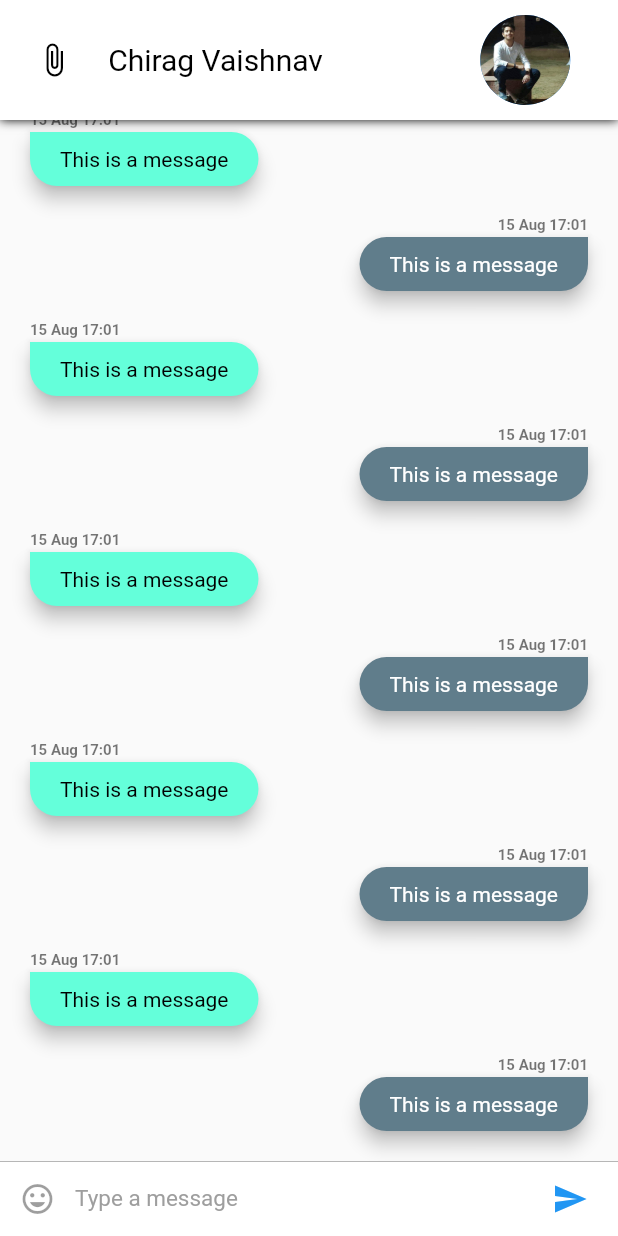
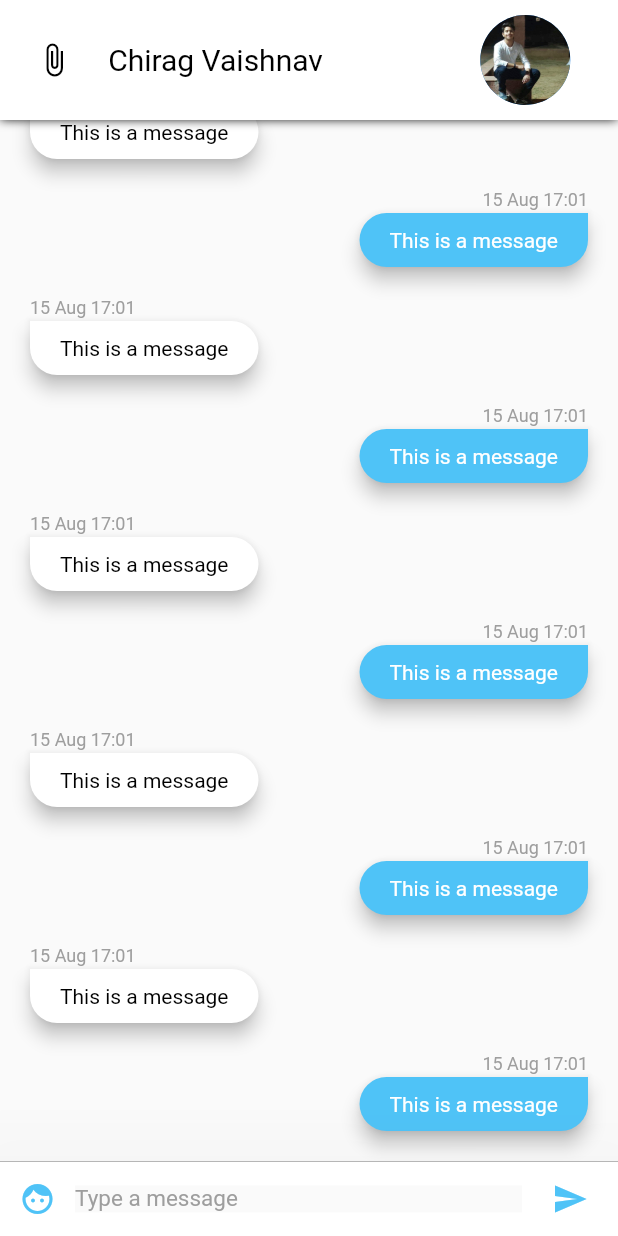
Before and after one commit to cv692001/Flash-Chat, a Flutter app: the screen it shows after launch, on a phone screen of 412 x 824 dp. Run offline on Flutter 3.47's test engine with Material 2 defaults, Android fonts, the phone set to English and light mode, and no system bars; missing offline and left inert: rubber.

Commit message:
Added BottomSheet with ChatList and some UI changes

```diff
--- a/lib/config/color_palette.dart
+++ b/lib/config/color_palette.dart
@@ -2,15 +2,17 @@ import 'package:flutter/material.dart';
 
 // Color palette for the app
 class Palette{
-  static Color primaryColor = Colors.blue;
+  static Color primaryColor = Colors.white;
+  static Color accentColor =  Color(0xff4fc3f7);
   static Color secondaryColor = Colors.black;
   static Color primaryTextColor = Colors.black;
   static Color secondaryTextColor = Colors.black87;
   static Color primaryBackgroundColor = Colors.white;
-  static Color selfMessageBackgroundColor = Colors.blueGrey;
-  static Color otherMessageBackgroundColor = Colors.tealAccent;
+  static Color selfMessageBackgroundColor = Color(0xff4fc3f7);
+  static Color otherMessageBackgroundColor = Colors.white;
   static Color selfMessageColor = Colors.white;
   static Color otherMessageColor = Color(0xff3f3f3f);
   static Color greyColor = Colors.grey;
   static Color timeColor = Colors.black54;
+  static Color chatBackgroundColor = Color(0xfffafafa);
 }
--- /dev/null
+++ b/lib/config/style.dart
@@ -0,0 +1,20 @@
+import 'package:flutter/material.dart';
+
+import 'color_palette.dart';
+
+class Styles{
+  static TextStyle textHeading = TextStyle(
+      color: Palette.primaryTextColor,
+      fontSize: 20); // Text style for the name
+  static TextStyle subHeading = TextStyle(
+      color: Palette.primaryTextColor,
+      fontSize: 14);
+  static TextStyle text = TextStyle(
+      color: Palette.secondaryTextColor);
+  static TextStyle subText = TextStyle(
+      color: Palette.greyColor);
+  static TextStyle date = TextStyle(
+      color: Palette.greyColor,
+      fontSize: 12.0,
+      fontStyle: FontStyle.normal);
+}
--- a/lib/main.dart
+++ b/lib/main.dart
@@ -1,5 +1,9 @@
 import 'package:flutter/material.dart';
 import 'pages/ConversationPageList.dart';
+import 'package:flash_chat/pages/ConversationPageSlide.dart';
+import 'package:flash_chat/pages/ConversationBottomSheet.dart';
+import 'package:flash_chat/pages/ConversationPage.dart';
+import 'config/color_palette.dart';
 
 void main() => runApp(Messio());
 
@@ -12,7 +16,7 @@ class Messio extends StatelessWidget {
       theme: ThemeData(
         primarySwatch: Colors.blue,
       ),
-      home: ConversationPageList(),
+      home: ConversationPageSlide(),
     );
   }
 }
--- a/lib/pages/ConversationPage.dart
+++ b/lib/pages/ConversationPage.dart
@@ -1,7 +1,9 @@
+import 'package:flash_chat/config/color_palette.dart';
 import 'package:flutter/material.dart';
 import 'package:flash_chat/widgets/InputWidget.dart';
 import 'package:flash_chat/widgets/ChatAppBar.dart';
 import 'package:flash_chat/widgets/ChatListWidget.dart';
+import 'package:flash_chat/pages/ConversationBottomSheet.dart';
 
 class ConversationPage extends StatefulWidget {
   @override
@@ -10,22 +12,38 @@ class ConversationPage extends StatefulWidget {
 }
 
 class _ConversationPageState extends State<ConversationPage> {
+  final GlobalKey<ScaffoldState> _scaffoldKey = new GlobalKey<ScaffoldState>();
   @override
   Widget build(BuildContext context) {
     return SafeArea(
       child: Scaffold(
+        key: _scaffoldKey,
         appBar: ChatAppBar(),
-        body: Stack(
+        body: Container(
+          color: Palette.chatBackgroundColor,
+          child: Stack(
             children: <Widget>[
               Column(
                 children: <Widget>[
                   ChatListWidget(),
-                InputWidget(),
+                  GestureDetector(
+                      child: InputWidget(),
+                      onPanUpdate: (details) {
+                        if (details.delta.dy <0) {
+                          _scaffoldKey.currentState
+                              .showBottomSheet<void>((BuildContext context) {
+                            return ConversationBottomSheet();
+                          }
+                          );
+
+                        }
+                      })
                 ],
               )
             ],
           ),
         ),
+      ),
     );
   }
 }
--- /dev/null
+++ b/lib/pages/ConversationPageSlide.dart
@@ -0,0 +1,36 @@
+import 'package:flutter/material.dart';
+import 'package:rubber/rubber.dart';
+import 'ConversationPage.dart';
+
+class ConversationPageSlide extends StatefulWidget {
+
+  @override
+  _ConversationPageSlideState createState() => _ConversationPageSlideState();
+
+  const ConversationPageSlide();
+}
+
+class _ConversationPageSlideState extends State<ConversationPageSlide> with SingleTickerProviderStateMixin {
+  var controller;
+
+  @override
+  void initState() {
+    controller = RubberAnimationController(
+      vsync: this,
+    );
+    super.initState();
+  }
+
+  @override
+  Widget build(BuildContext context) {
+
+    return PageView(
+      children: <Widget>[
+        ConversationPage(),
+        ConversationPage(),
+        ConversationPage()
+      ],
+    );
+
+  }
+}
--- a/lib/widgets/ChatAppBar.dart
+++ b/lib/widgets/ChatAppBar.dart
@@ -1,5 +1,5 @@
 import 'dart:ui';
-
+import 'package:flash_chat/config/style.dart';
 import 'package:flutter/material.dart';
 import 'package:flash_chat/config/assets.dart';
 import 'package:flash_chat/config/color_palette.dart';
@@ -9,8 +9,7 @@ class ChatAppBar extends StatelessWidget implements PreferredSizeWidget{
   const ChatAppBar();
   @override
   Widget build(BuildContext context) {
-    var textHeading = TextStyle(color: Palette.primaryTextColor,fontSize: 20,);
-    var textStyle = TextStyle(color: Palette.secondaryTextColor);
+
 
     return Material(
       child: Container(
@@ -19,6 +18,7 @@ class ChatAppBar extends StatelessWidget implements PreferredSizeWidget{
             BoxShadow(
               color: Colors.black,
               blurRadius : 5.0,
+                spreadRadius: 0.1
             )
           ]
         ),
@@ -48,7 +48,7 @@ class ChatAppBar extends StatelessWidget implements PreferredSizeWidget{
                                 mainAxisAlignment: MainAxisAlignment.center,
                                 mainAxisSize: MainAxisSize.min,
                                 children: <Widget>[
-                                  Text('Chirag Vaishnav', style: textHeading),
+                                  Text('Chirag Vaishnav', style: Styles.textHeading),
                                 ],
                               ),),),
 
--- a/lib/widgets/ChatItemWidget.dart
+++ b/lib/widgets/ChatItemWidget.dart
@@ -1,6 +1,7 @@
 import 'package:flutter/material.dart';
 import 'package:flash_chat/config/color_palette.dart';
 import 'package:intl/intl.dart';
+import 'package:flash_chat/config/style.dart';
 
 
 class ChatItemWidget extends StatelessWidget {
@@ -30,10 +31,7 @@ class ChatItemWidget extends StatelessWidget {
                 child: Text(
                   DateFormat('dd MMM kk:mm')
                       .format(DateTime.fromMillisecondsSinceEpoch(1565888474278)),
-                  style: TextStyle(
-                      color: Palette.timeColor,
-                      fontSize: 10.0,
-                      fontWeight: FontWeight.bold),
+                  style: Styles.date,
                 ),
               ),
               Material(
--- a/lib/widgets/InputWidget.dart
+++ b/lib/widgets/InputWidget.dart
@@ -1,58 +1,76 @@
+import 'package:flash_chat/pages/ConversationBottomSheet.dart';
 import 'package:flutter/material.dart';
 import 'package:flash_chat/config/color_palette.dart';
 
 class InputWidget extends StatelessWidget {
-  final TextEditingController textEditingController = new TextEditingController();
+  final TextEditingController textEditingController = TextEditingController();
+
   InputWidget();
-
 
   @override
   Widget build(BuildContext context) {
-    return Container(
-      width: double.infinity,
-      height: 50.0,
-      decoration: new BoxDecoration(
-          border: new Border(
-              top: new BorderSide(color: Palette.greyColor, width: 0.5)),
-          color: Colors.white),
-      child: Row(
-        children: <Widget>[
-          Material(
-            child: Container(
-              margin: EdgeInsets.symmetric(horizontal: 1),
-              child: IconButton(
-                icon: Icon(Icons.insert_emoticon),
-                onPressed: null,
-                color: Palette.primaryColor
+    return Material(
+        elevation: 60.0,
+        child: Container(
+          child: Row(
+            children: <Widget>[
+              Material(
+                child: new Container(
+                  margin: new EdgeInsets.symmetric(horizontal: 1.0),
+                  child: new IconButton(
+                    icon: new Icon(Icons.face),
+                    color: Palette.accentColor,
+                    onPressed: () => {
+                      showModalBottomSheet(
+                          context: context,
+                          builder: (BuildContext bc) {
+                            return Container(
+
+                              child: ConversationBottomSheet(),
+                            );
+                          })
+                    },
+                  ),
+                ),
+                color: Colors.white,
               ),
-            ),
-            color: Colors.white,
+
+              // Text input
+              Flexible(
+                child: Material(
+                    child: Container(
+                      child: TextField(
+                        style:
+                        TextStyle(color: Palette.primaryTextColor, fontSize: 15.0),
+                        controller: textEditingController,
+                        decoration: InputDecoration.collapsed(
+                          hintText: 'Type a message',
+                          hintStyle: TextStyle(color: Palette.greyColor),
+                        ),
+                      ),
+                    )),
+              ),
+
+              // Send Message Button
+              Material(
+                child: new Container(
+                  margin: new EdgeInsets.symmetric(horizontal: 8.0),
+                  child: new IconButton(
+                    icon: new Icon(Icons.send),
+                    onPressed: () => {},
+                    color: Palette.accentColor,
+                  ),
+                ),
+                color: Colors.white,
+              ),
+            ],
           ),
-          Flexible(
-            child: Container(
-              child: TextField(
-                style: TextStyle(color: Palette.primaryTextColor, fontSize: 15.0),
-                controller: textEditingController,
-                decoration: InputDecoration.collapsed(
-                  hintText: 'Type a message',
-                  hintStyle: TextStyle(color: Palette.greyColor),
-                ),
-              ),
-            ),
-          ),
-          Material(
-            child: new Container(
-              margin: new EdgeInsets.symmetric(horizontal: 8.0),
-              child: new IconButton(
-                icon: new Icon(Icons.send),
-                onPressed: () => {},
-                color: Palette.primaryColor,
-              ),
-            ),
-            color: Colors.white,
-          ),
-        ],
-      ),
-    );
+          width: double.infinity,
+          height: 50.0,
+          decoration: new BoxDecoration(
+              border: new Border(
+                  top: new BorderSide(color: Palette.greyColor, width: 0.5)),
+              color: Colors.white),
+        ));
   }
 }
--- a/pubspec.yaml
+++ b/pubspec.yaml
@@ -13,6 +13,7 @@ dependencies:
 
   cupertino_icons: ^0.1.3
   intl: ^0.16.1
+  rubber: ^0.4.0
 
 dev_dependencies:
   flutter_test:
```
Also changed, not shown: lib/pages/ConversationBottomSheet.dart (added, +43 -0 lines), lib/widgets/ChatRowWidget.dart (added, +55 -0 lines), lib/widgets/NavigationPillWIdget.dart (added, +30 -0 lines), pubspec.lock, 3 other files. Lines whose indentation alone changed are shown as unchanged.
